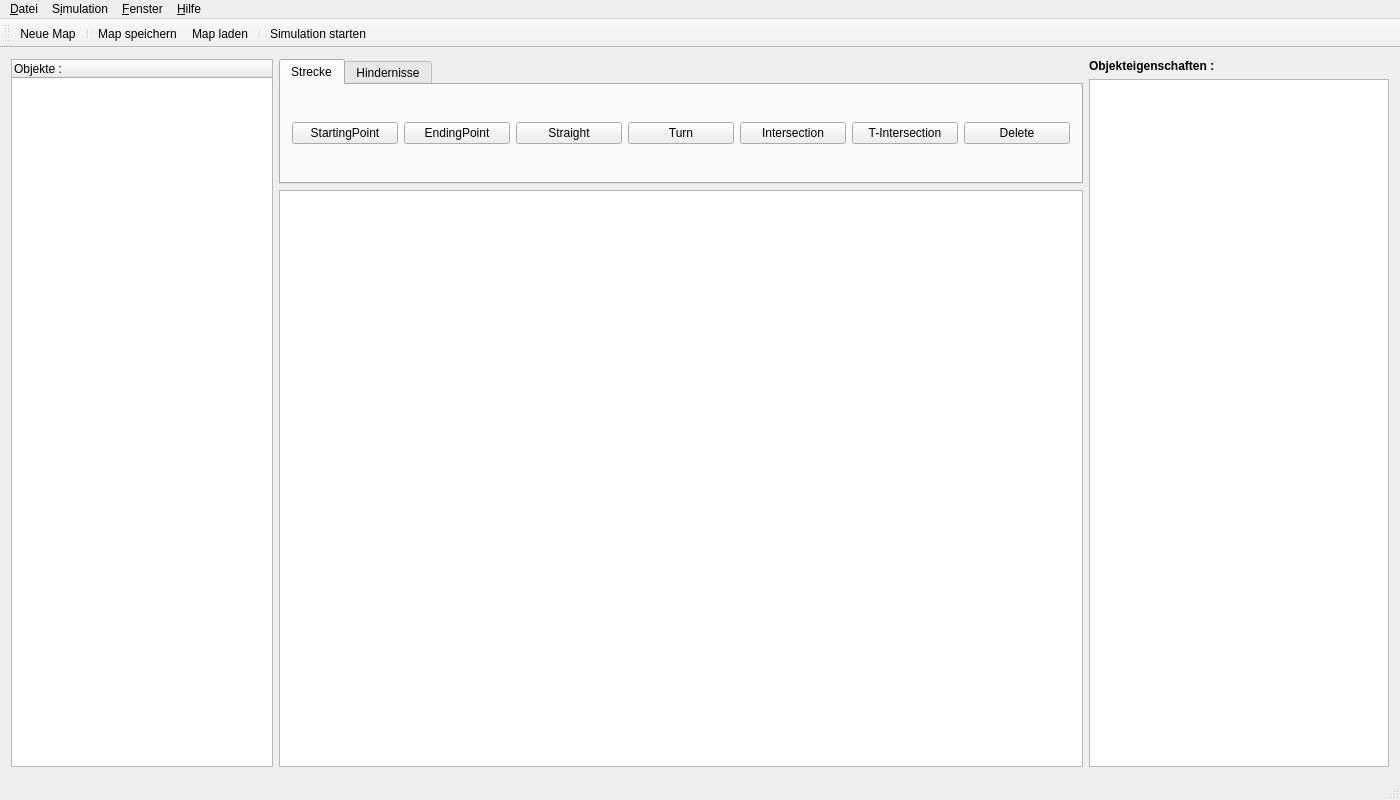
Before: the Qt Designer form bin/source/editor.ui in Waldemarv/swt1718, drawn with Qt 5.
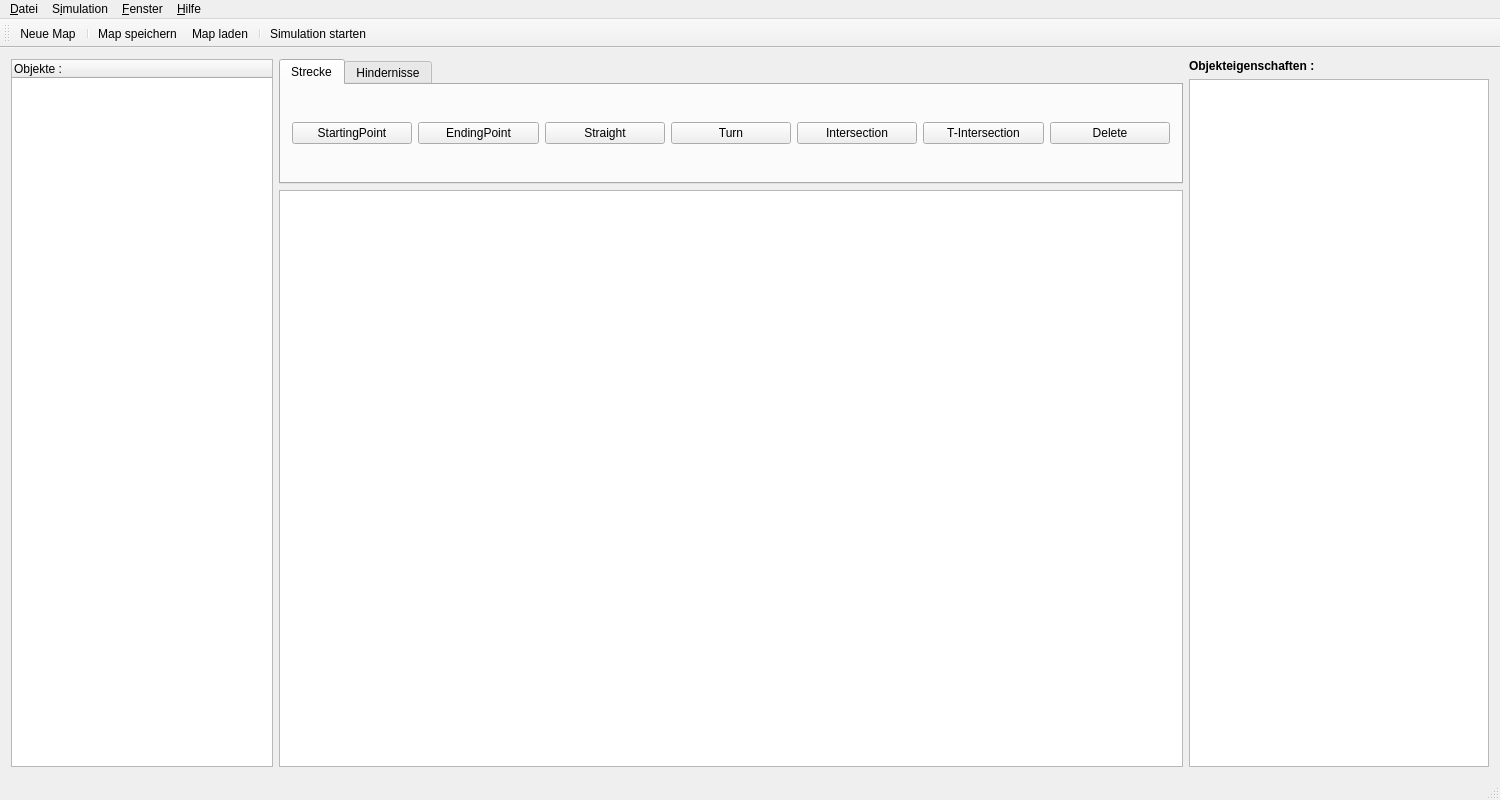
After: the same form once the commit is applied. Icons and pictures are not drawn.

```diff
--- a/bin/source/editor.ui
+++ b/bin/source/editor.ui
@@ -9,7 +9,7 @@
    <rect>
     <x>0</x>
     <y>0</y>
-    <width>1400</width>
+    <width>1500</width>
     <height>800</height>
    </rect>
   </property>
@@ -217,7 +217,7 @@
     <rect>
      <x>0</x>
      <y>0</y>
-     <width>1400</width>
+     <width>1500</width>
      <height>17</height>
     </rect>
    </property>
```
